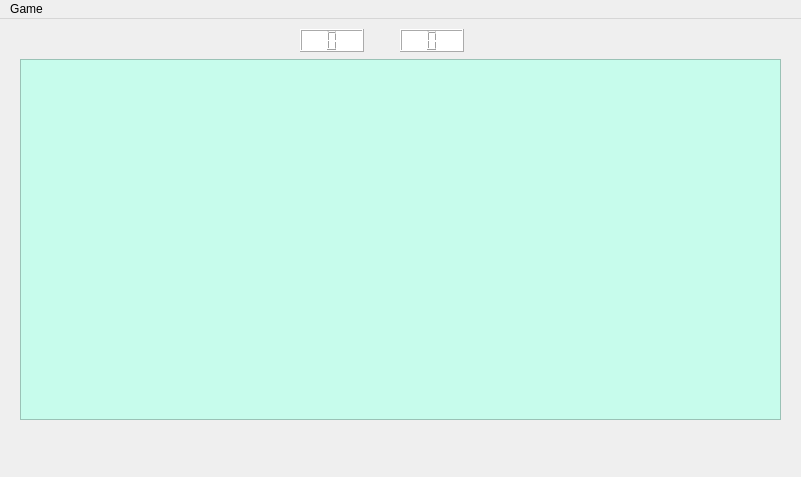
Above: project/gamewindow.ui from Nipel-Crumple/AirHockey before the change. Below: the same form after it.
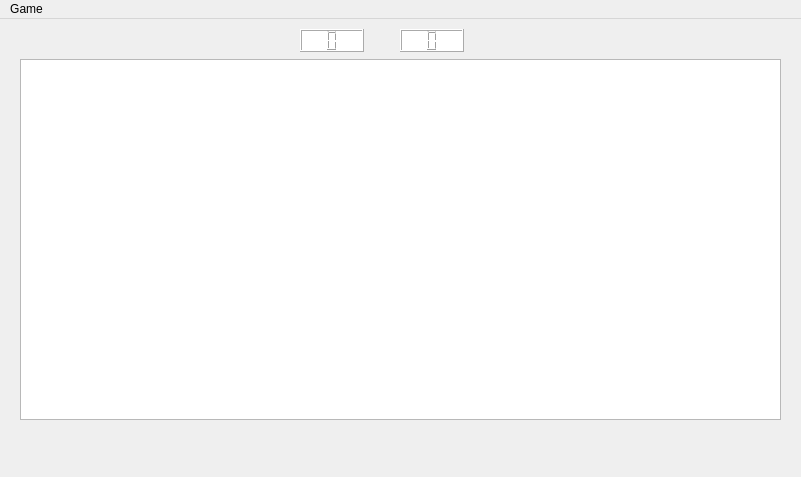
That is the form after the change.

```diff
--- a/project/gamewindow.ui
+++ b/project/gamewindow.ui
@@ -30,7 +30,7 @@
      </rect>
     </property>
     <property name="styleSheet">
-     <string notr="true">background-color: #c7fcec</string>
+     <string notr="true"/>
     </property>
    </widget>
    <widget class="QLCDNumber" name="lcdNumber">
```
Left out of the diff: 2 changed lines with no effect on the pictures.
